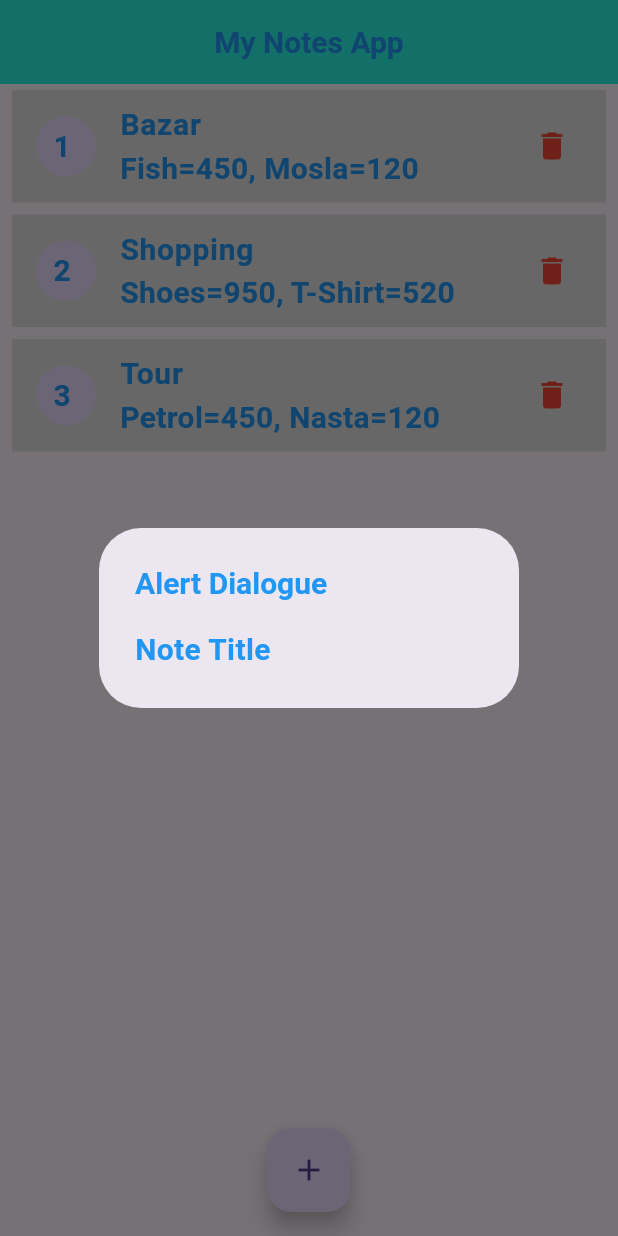
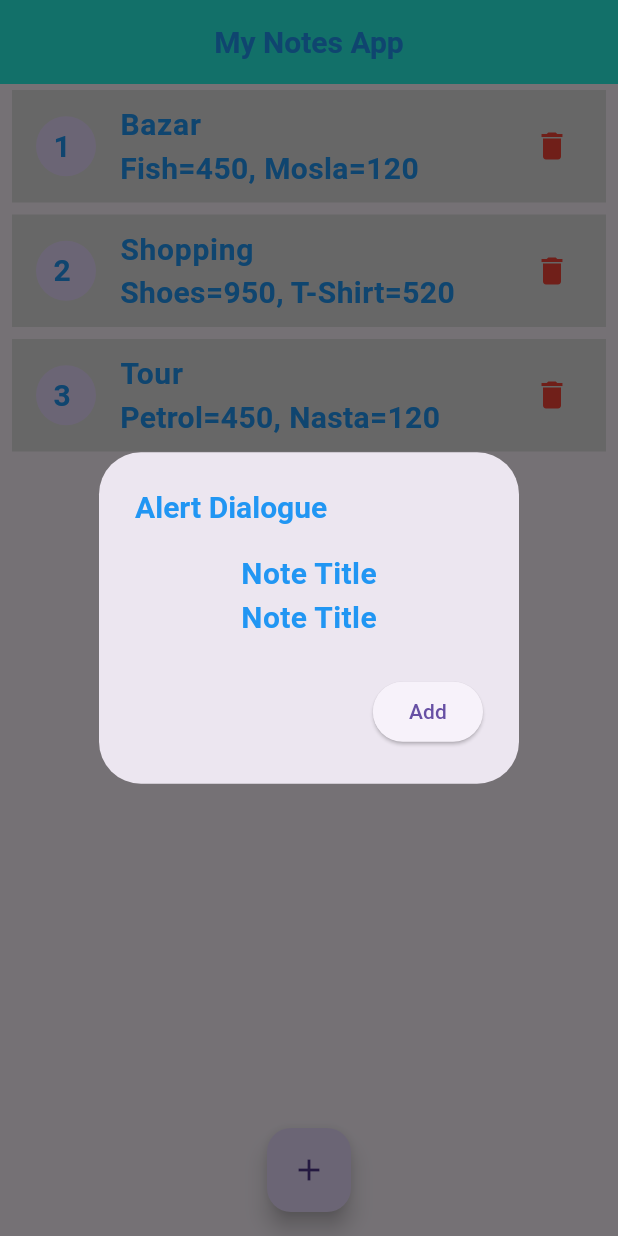
Before and after one commit to TaposPrantor/MyProject_01, a Flutter app: the screen it shows after launch, after a tap on the "add" icon, on a phone screen of 412 x 824 dp. Run offline on Flutter 3.47's test engine with Material 3 defaults, Android fonts, the phone set to English and light mode, and no system bars.

Commit message:
Note App 1

```diff
--- a/lib/screen/home.dart
+++ b/lib/screen/home.dart
@@ -16,43 +16,59 @@ class _HomeScreenState extends State<HomeScreen> {
     return Scaffold(
       appBar: AppBar(
         centerTitle: true,
-        title: MyTextWidget(title: "My Notes App" , tColor: Colors.blue,),
+        title: MyTextWidget(title: "My Notes App", tColor: Colors.blue),
         backgroundColor: Color(0xff27F5E4),
       ),
       body: ListView.builder(
         itemCount: NoteData.note.length,
-          itemBuilder: (context, i)=> Padding(
+        itemBuilder: (context, i) => Padding(
           padding: const EdgeInsets.symmetric(horizontal: 8, vertical: 4),
           child: ListTile(
-              leading: CircleAvatar(child: MyTextWidget(title: "${i+1} "),),
+            leading: CircleAvatar(child: MyTextWidget(title: "${i + 1} ")),
             tileColor: Colors.grey.shade300,
             title: MyTextWidget(title: "${NoteData.note[i]['title']}"),
             subtitle: MyTextWidget(title: "${NoteData.note[i]['details']}"),
             trailing: InkWell(
               onTap: () {
                 NoteData.note.removeAt(i);
-                  setState(() {
-
-                  });
+                setState(() {});
               },
-                child: Icon(Icons.delete, color: Colors.red,),
+              child: Icon(Icons.delete, color: Colors.red),
             ),
           ),
-          )
+        ),
       ),
       floatingActionButtonLocation: FloatingActionButtonLocation.centerFloat,
-      floatingActionButton: FloatingActionButton(onPressed: () async{
-        showDialog(context: context, builder: (context)=>
-            AlertDialog(
+      floatingActionButton: FloatingActionButton(
+        onPressed: () async {
+          showDialog(
+            context: context,
+            builder: (context) => AlertDialog(
               title: MyTextWidget(title: "Alert Dialogue"),
-              content: MyTextWidget(title: "Note Title"),
-            )
+              content: Column(
+                mainAxisSize: MainAxisSize.min,
+                children: [
+                  MyTextWidget(title: "Note Title"),
+                  MyTextWidget(title: "Note Title"),
+                ],
+              ),
+              actions: [
+                ElevatedButton(
+                  onPressed: () {
+                    NoteData.note.add({
+                      "title": "Adda",
+                      "details": "Tea=40, Coffee=120",
+                    });
+                    setState(() {});
+                  },
+                  child: Text("Add"),
+                ),
+              ],
+            ),
           );
-
-
-        // NoteData.note.add({"title" : "Adda", "details" : "Tea=40, Coffee=120"},);
-        // setState(() {});
-      }, child: Icon(Icons.add),),
+        },
+        child: Icon(Icons.add),
+      ),
     );
   }
 }
```
Lines whose indentation alone changed are shown as unchanged.
